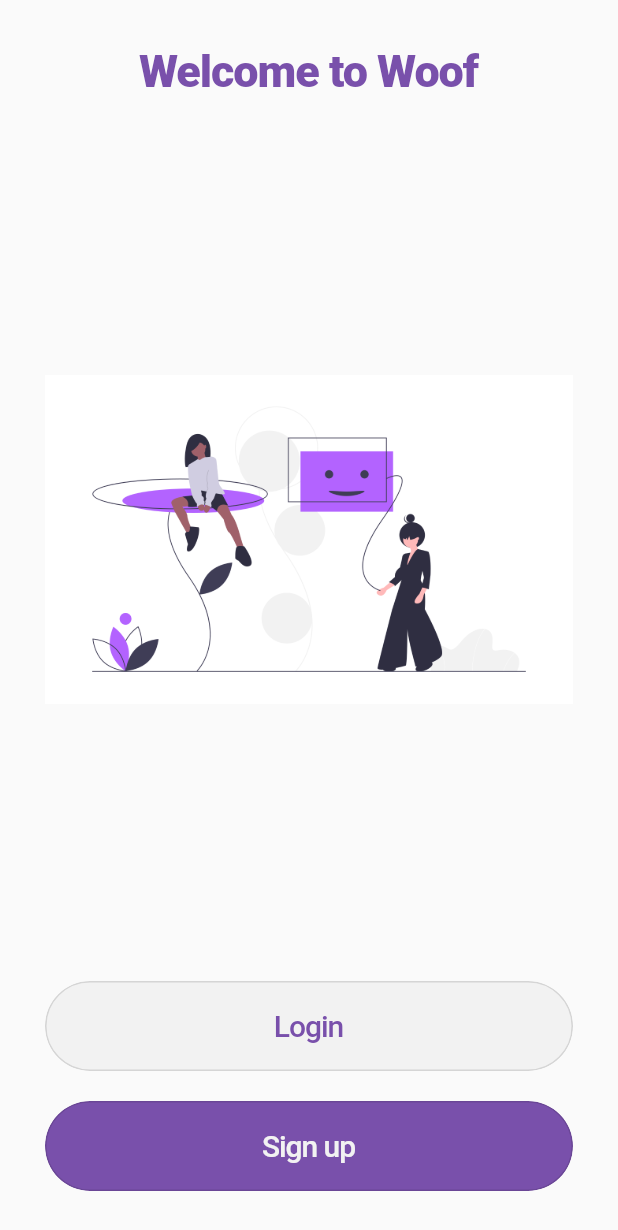
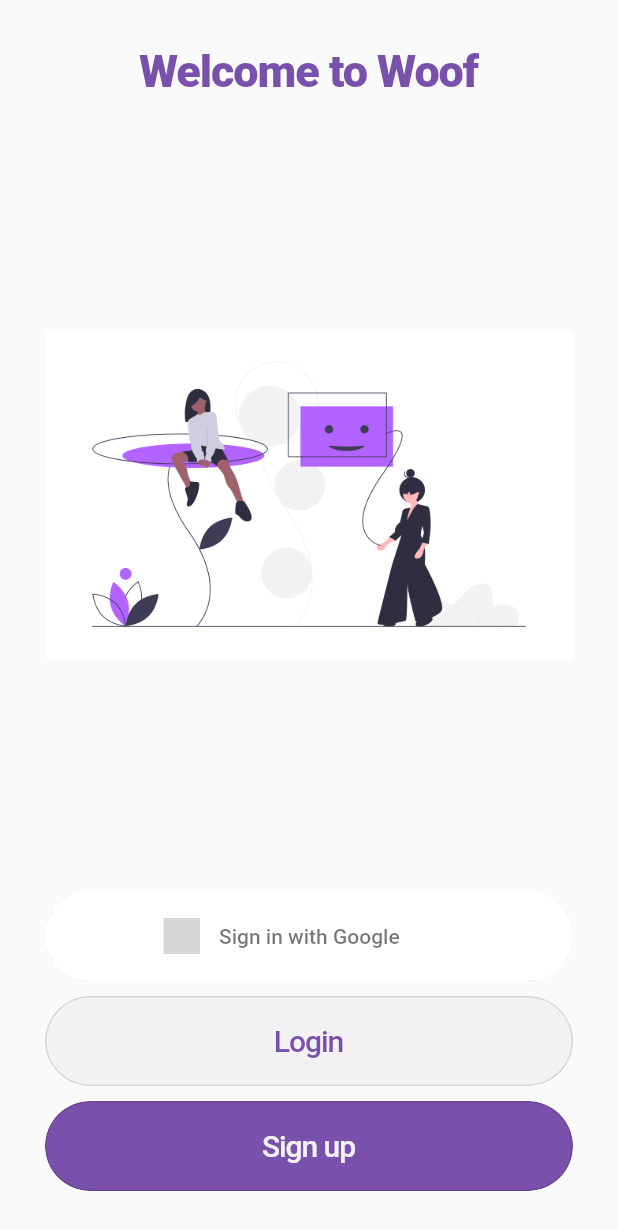
Before and after one commit to Khadeja29/socialapp310n, a Flutter app: the Welcome screen opened by its route, on a phone screen of 412 x 824 dp. Shown: the top 1230 px of the screen. Run offline on Flutter 3.47's test engine with Material 2 defaults, Android fonts, the phone set to English and light mode, and no system bars; our stand-ins replace email_validator, firebase_analytics, firebase_auth, firebase_core, firebase_crashlytics, flutter_signin_button and 3 more; accounts and stored records are empty; Roboto replaces fonts that are missing (OpenSansCondensed-Bold, OpenSansCondensed-Light); grey boxes are pictures that could not be loaded.

Commit message:
google signIn

```diff
--- a/socialapp310/lib/routes/profile/profilepage.dart
+++ b/socialapp310/lib/routes/profile/profilepage.dart
@@ -11,7 +11,7 @@ import 'package:socialapp310/routes/homefeed/postCard.dart';
 import 'package:socialapp310/routes/profile/appBar.dart';
 import 'package:socialapp310/routes/profile/my_flutter_app_icons.dart';
 import 'package:socialapp310/routes/profile/profilewidget.dart';
-
+import 'package:socialapp310/routes/welcome.dart';
 import 'package:socialapp310/utils/color.dart';
 
 import 'editprofile.dart';
@@ -183,6 +183,7 @@ class _ProfileScreenState extends State<ProfileScreen> with SingleTickerProvider
 
             InkWell(
               onTap: (){
+                //logOutUser();
                 FirebaseAuth.instance.signOut().then((value){
                   Navigator.pushReplacementNamed(context, '/welcome');
                 });
--- a/socialapp310/lib/routes/search/search.dart
+++ b/socialapp310/lib/routes/search/search.dart
@@ -6,7 +6,7 @@ import 'package:socialapp310/routes/search/searchTabs.dart';
 import 'package:socialapp310/routes/search/searchWidget.dart';
 import 'package:socialapp310/utils/color.dart';
 import 'package:flutter_staggered_grid_view/flutter_staggered_grid_view.dart';
-
+// https://www.youtube.com/watch?v=H3CCtCmBUoQ&ab_channel=1ManStartup
 class Search extends StatefulWidget {
   const Search({Key key, this.analytics, this.observer}): super (key: key);
   final FirebaseAnalytics analytics;
--- a/socialapp310/lib/routes/signup.dart
+++ b/socialapp310/lib/routes/signup.dart
@@ -322,8 +322,8 @@ class _SignUpState extends State<SignUp> {
                                       await signUpUser();
                                       print(_message);
                                       if(_message == "") {
-                                        Navigator.pushNamed(
-                                            context, '/signupfinish');
+                                        //Navigator.pushNamed(
+                                         //   context, '/signupfinish');
                                       }
                                     }
                                   }
--- a/socialapp310/lib/routes/welcome.dart
+++ b/socialapp310/lib/routes/welcome.dart
@@ -1,10 +1,13 @@
-
-
 import 'package:firebase_analytics/firebase_analytics.dart';
 import 'package:firebase_analytics/observer.dart';
 import 'package:flutter/material.dart';
+import 'package:flutter_signin_button/flutter_signin_button.dart';
 import 'package:socialapp310/utils/color.dart';
 import 'package:socialapp310/utils/styles.dart';
+import 'package:google_sign_in/google_sign_in.dart';
+
+final GoogleSignIn gSignIn = GoogleSignIn();
+//final usersReference = Firestore.instance.collection("users").
 
 class Welcome extends StatefulWidget {
   const Welcome({Key key, this.analytics, this.observer}): super (key: key);
@@ -15,13 +18,62 @@ class Welcome extends StatefulWidget {
 }
 
 class _WelcomeState extends State<Welcome> {
+  bool isSignedIn = false;
+
+  controlSignIn(GoogleSignInAccount signInAccount) async {
+      if(signInAccount != null){
+        setState(() {
+          isSignedIn = true;
+          print("signed in");
+        });
+      }else{
+        setState(() {
+          isSignedIn = false;
+          print("not signed in");
+
+        });
+      }
+  }
+
+  loginUser(){
+    //await saveUserInfoToFireStore();
+    gSignIn.signIn();
+    //Navigator.of(context).pushNamedAndRemoveUntil(
+      //  "/homefeed", (
+        //Route<dynamic> route) => false);
+
+  }
+   logOutUser(){
+    gSignIn.signOut();
+   }
+
+  //saveUserInfoToFireStore() async {
+    //final GoogleSignInAccount gCurrentUser = gSignIn.currentUser;
+    //DocumentSnapshot documentSnapshot = await
+  //}
+
   Future<void> _setCurrentScreen() async {
+    print("before await");
     await widget.analytics.setCurrentScreen(screenName: 'Welcome Page');
     print("SCS : Welcome Page succeeded");
   }
   void initState() {
     super.initState();
     _setCurrentScreen();
+
+    gSignIn.onCurrentUserChanged.listen((gSignInAccount){
+        controlSignIn(gSignInAccount);
+    }, onError: (gError){
+      print("Error Message ");
+
+    });
+
+
+    gSignIn.signInSilently(suppressErrors: false).then((gSignInAccount){
+      controlSignIn(gSignInAccount);
+    }).catchError((gError){
+      print("Error Message1 ");
+    });
   }
   @override
   Widget build(BuildContext context) {
@@ -40,12 +92,30 @@ class _WelcomeState extends State<Welcome> {
                   Text("Welcome to Woof", style: kHeadingTextStyle ,),
                   Padding(
                     padding: const EdgeInsets.all(0.0),
-                    child: Image.asset('assets/images/welcoming.png',height: 370,
+                    child: Image.asset('assets/images/welcoming.png',height: 270,
                       width: 370,
                     ),
                   ),
                   Column(
                     children: <Widget>[
+                      Container(
+                        height: 60.0,
+                        width: 400.0,
+
+                        child: ClipRRect(
+                          borderRadius: BorderRadius.circular(40),
+
+
+                          child:   SignInButton(
+                            Buttons.Google,
+                            onPressed: () {
+                                  loginUser();
+
+                            },
+                          ),
+                        ),
+                      ),
+                      SizedBox(height:10),
                       Container(
                         height: 60.0,
                         width: 400.0,
@@ -81,7 +151,7 @@ class _WelcomeState extends State<Welcome> {
                           ),
                         ),
                       ),
-                      SizedBox(height:20),
+                      SizedBox(height:10),
                       Container(
                         height: 60.0,
                         width: 400.0,
@@ -117,6 +187,7 @@ class _WelcomeState extends State<Welcome> {
                           ),
                         ),
                       ),
+
                     ],
                   )
                 ],
--- a/socialapp310/pubspec.yaml
+++ b/socialapp310/pubspec.yaml
@@ -38,7 +38,8 @@ dependencies:
   cupertino_icons: ^1.0.2
   image_picker:
   path_provider:
-
+  flutter_signin_button: ^2.0.0
+  google_sign_in: ^4.5.1
 dev_dependencies:
   flutter_test:
     sdk: flutter
```
Also changed, not shown: 1 other file.
